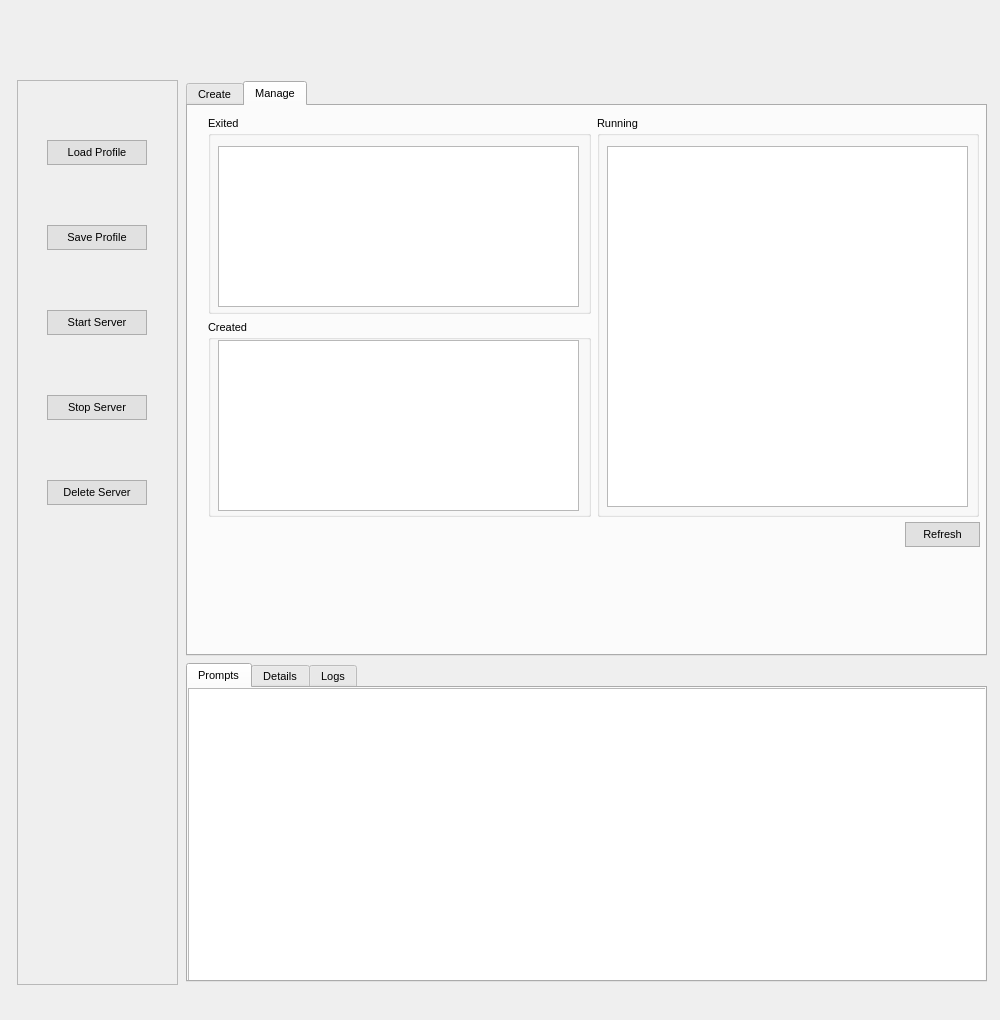
The window that launcher/resources/launcher_v2.ui (PaulCCCCCCH/Robustar_implementation) describes before a commit, drawn with Qt 5.
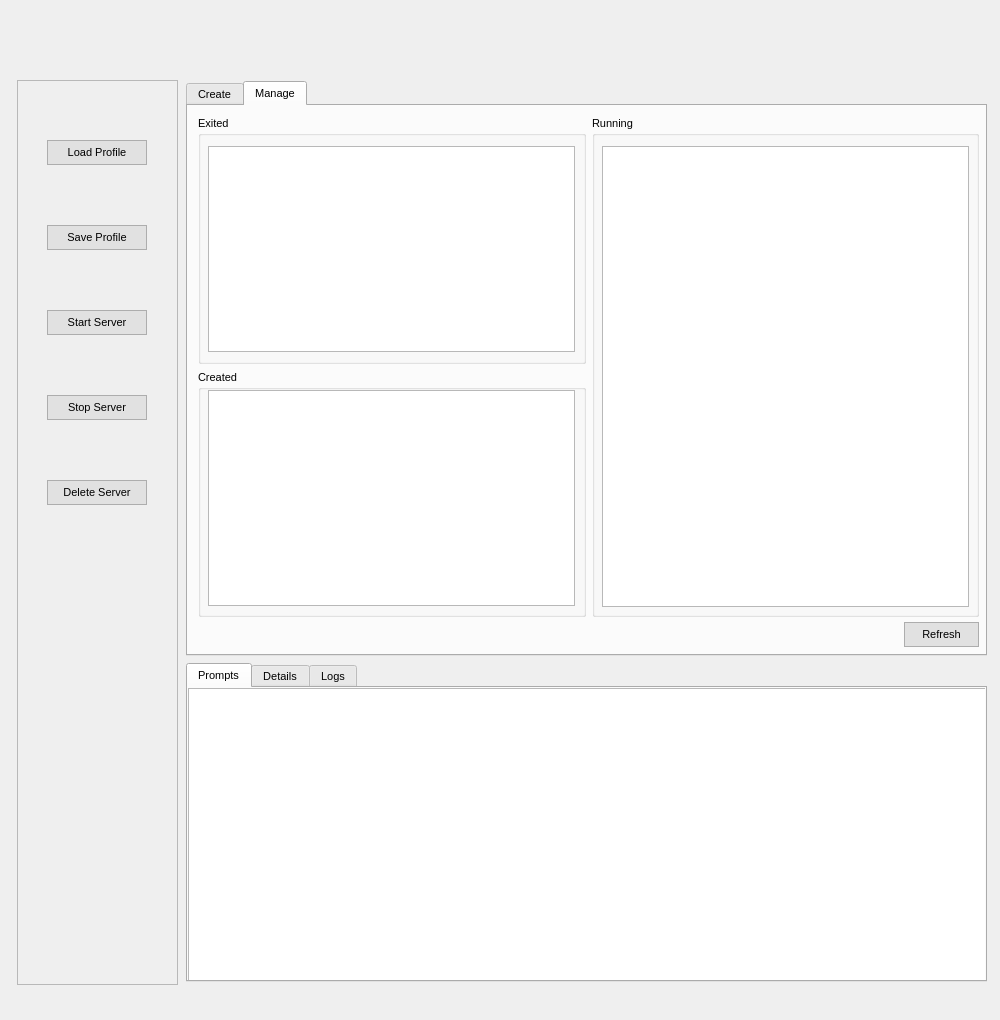
The same window after the commit. The open tabs and pages were chosen to show the change. Icons and pictures are not drawn.

Commit message: Adjust ui of `manage_widget`

The edit to the form file:
```diff
--- a/launcher/resources/launcher_v2.ui
+++ b/launcher/resources/launcher_v2.ui
@@ -2586,10 +2586,10 @@
            <widget class="QWidget" name="layoutWidget">
             <property name="geometry">
              <rect>
-              <x>20</x>
+              <x>10</x>
               <y>10</y>
-              <width>771</width>
-              <height>401</height>
+              <width>781</width>
+              <height>501</height>
              </rect>
             </property>
             <layout class="QHBoxLayout" name="manage_h_layout">
@@ -2614,8 +2614,8 @@
                    <rect>
                     <x>10</x>
                     <y>30</y>
-                    <width>361</width>
-                    <height>161</height>
+                    <width>367</width>
+                    <height>206</height>
                    </rect>
                   </property>
                   <property name="sizePolicy">
@@ -2626,14 +2626,14 @@
                   </property>
                   <property name="minimumSize">
                    <size>
-                    <width>361</width>
-                    <height>161</height>
+                    <width>367</width>
+                    <height>206</height>
                    </size>
                   </property>
                   <property name="maximumSize">
                    <size>
-                    <width>361</width>
-                    <height>161</height>
+                    <width>367</width>
+                    <height>206</height>
                    </size>
                   </property>
                  </widget>
@@ -2658,8 +2658,8 @@
                    <rect>
                     <x>10</x>
                     <y>20</y>
-                    <width>361</width>
-                    <height>171</height>
+                    <width>367</width>
+                    <height>216</height>
                    </rect>
                   </property>
                   <property name="sizePolicy">
@@ -2670,14 +2670,14 @@
                   </property>
                   <property name="minimumSize">
                    <size>
-                    <width>361</width>
-                    <height>171</height>
+                    <width>367</width>
+                    <height>216</height>
                    </size>
                   </property>
                   <property name="maximumSize">
                    <size>
-                    <width>361</width>
-                    <height>171</height>
+                    <width>367</width>
+                    <height>216</height>
                    </size>
                   </property>
                  </widget>
@@ -2704,8 +2704,8 @@
                  <rect>
                   <x>10</x>
                   <y>30</y>
-                  <width>361</width>
-                  <height>361</height>
+                  <width>367</width>
+                  <height>461</height>
                  </rect>
                 </property>
                 <property name="sizePolicy">
@@ -2716,14 +2716,14 @@
                 </property>
                 <property name="minimumSize">
                  <size>
-                  <width>361</width>
-                  <height>361</height>
+                  <width>367</width>
+                  <height>461</height>
                  </size>
                 </property>
                 <property name="maximumSize">
                  <size>
-                  <width>361</width>
-                  <height>361</height>
+                  <width>367</width>
+                  <height>461</height>
                  </size>
                 </property>
                </widget>
@@ -2734,8 +2734,8 @@
            <widget class="QPushButton" name="refresh_push_button">
             <property name="geometry">
              <rect>
-              <x>717</x>
-              <y>416</y>
+              <x>716</x>
+              <y>516</y>
               <width>75</width>
               <height>25</height>
              </rect>
```
Left out of the diff: 22 changed lines with no effect on the pictures. The commit also changes 1 other file.
